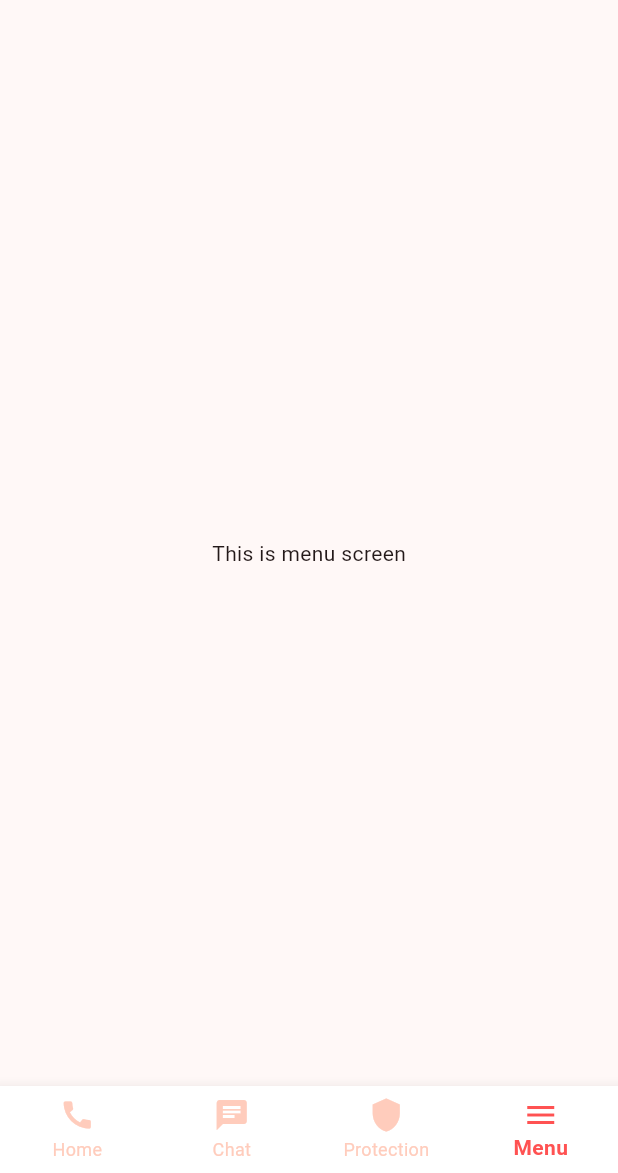
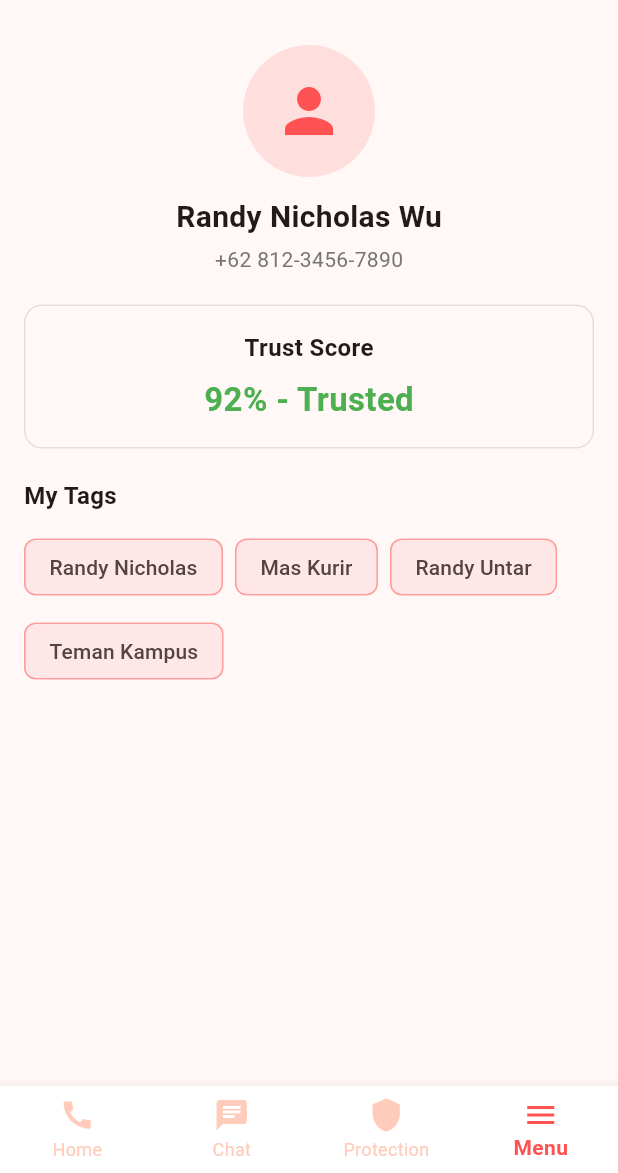
Before and after one commit to TelloNumora-Moprog-Project/tellonumora_app, a Flutter app: the screen it shows after launch, item 4 of the bottom bar chosen, on a phone screen of 412 x 824 dp, the part 63-1236 px from its top. Run offline on Flutter 3.47's test engine with Material 3 defaults, Android fonts, the phone set to English and light mode, and no system bars.

Commit message:
hide debug banner, update app icon, add ui untuk profile

```diff
--- a/lib/main.dart
+++ b/lib/main.dart
@@ -17,6 +17,7 @@ class MyApp extends StatelessWidget {
   @override
   Widget build(BuildContext context) {
     return MaterialApp(
+      debugShowCheckedModeBanner: false, // <-- Tambahkan di sini
       title: 'TelloNumora',
       theme: ThemeData(colorScheme: .fromSeed(seedColor: Colors.redAccent)),
       home: MainScreen(),
--- a/lib/screens/menu_screen.dart
+++ b/lib/screens/menu_screen.dart
@@ -5,8 +5,120 @@ class MenuScreen extends StatelessWidget {
 
   @override
   Widget build(BuildContext context) {
-    return const Center(
-      child: Text('This is menu screen'),
+    return SingleChildScrollView(
+      padding: const EdgeInsets.all(16.0),
+      child: Column(
+        crossAxisAlignment: CrossAxisAlignment.start,
+        children: const [
+          ProfileHeader(),
+          SizedBox(height: 20),
+          TrustScoreSection(),
+          SizedBox(height: 20),
+          MyTagsSection(),
+        ],
+      ),
     );
   }
 }
+
+class ProfileHeader extends StatelessWidget {
+  const ProfileHeader({super.key});
+
+  @override
+  Widget build(BuildContext context) {
+    return Center(
+      child: Column(
+        children: [
+          CircleAvatar(
+            radius: 44,
+            backgroundColor: Colors.redAccent.withValues(alpha: 0.15),
+            child: const Icon(
+              Icons.person,
+              size: 48,
+              color: Colors.redAccent,
+            ),
+          ),
+          const SizedBox(height: 12),
+          const Text(
+            'Randy Nicholas Wu',
+            style: TextStyle(fontSize: 20, fontWeight: FontWeight.bold),
+          ),
+          const SizedBox(height: 4),
+          Text(
+            '+62 812-3456-7890',
+            style: TextStyle(fontSize: 14, color: Colors.grey.shade600),
+          ),
+        ],
+      ),
+    );
+  }
+}
+
+class TrustScoreSection extends StatelessWidget {
+  const TrustScoreSection({super.key});
+
+  @override
+  Widget build(BuildContext context) {
+    return Container(
+      width: double.infinity,
+      padding: const EdgeInsets.all(16.0),
+      decoration: BoxDecoration(
+        border: Border.all(color: Colors.grey.shade300),
+        borderRadius: BorderRadius.circular(12),
+      ),
+      child: const Column(
+        children: [
+          Text(
+            'Trust Score',
+            style: TextStyle(fontSize: 16, fontWeight: FontWeight.bold),
+          ),
+          SizedBox(height: 8),
+          Text(
+            '92% - Trusted',
+            style: TextStyle(
+              fontSize: 22,
+              fontWeight: FontWeight.bold,
+              color: Colors.green,
+            ),
+          ),
+        ],
+      ),
+    );
+  }
+}
+
+class MyTagsSection extends StatelessWidget {
+  const MyTagsSection({super.key});
+
+  @override
+  Widget build(BuildContext context) {
+    final List<String> tags = [
+      'Randy Nicholas',
+      'Mas Kurir',
+      'Randy Untar',
+      'Teman Kampus',
+    ];
+
+    return Column(
+      crossAxisAlignment: CrossAxisAlignment.start,
+      children: [
+        const Text(
+          'My Tags',
+          style: TextStyle(fontSize: 16, fontWeight: FontWeight.bold),
+        ),
+        const SizedBox(height: 12),
+        Wrap(
+          spacing: 8,
+          runSpacing: 8,
+          children: tags.map((tag) {
+            return Chip(
+              label: Text(tag),
+              backgroundColor: Colors.redAccent.withValues(alpha: 0.1),
+              side: BorderSide(color: Colors.redAccent.withValues(alpha: 0.3)),
+            );
+          }).toList(),
+        ),
+      ],
+    );
+  }
+}
```
Also changed, not shown: 6 other files.
